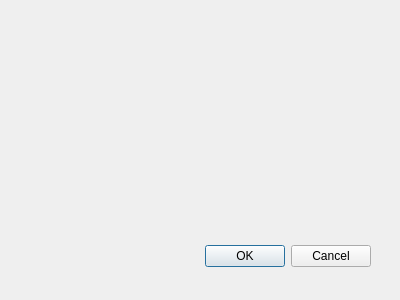
First picture: the form in msgdialog.ui, repository Maplestory1998/Xiangqi, before the edit.
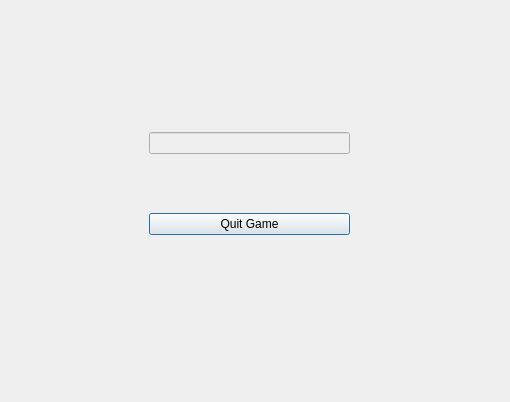
Second picture: the form after the edit.

Diff of the .ui file:
```diff
--- a/msgdialog.ui
+++ b/msgdialog.ui
@@ -8,28 +8,41 @@
    <rect>
     <x>0</x>
     <y>0</y>
-    <width>400</width>
-    <height>300</height>
+    <width>510</width>
+    <height>402</height>
    </rect>
   </property>
   <property name="windowTitle">
    <string>Dialog</string>
   </property>
-  <widget class="QDialogButtonBox" name="buttonBox">
+  <property name="modal">
+   <bool>false</bool>
+  </property>
+  <widget class="QWidget" name="verticalLayoutWidget">
    <property name="geometry">
     <rect>
-     <x>30</x>
-     <y>240</y>
-     <width>341</width>
-     <height>32</height>
+     <x>149</x>
+     <y>79</y>
+     <width>201</width>
+     <height>211</height>
     </rect>
    </property>
-   <property name="orientation">
-    <enum>Qt::Horizontal</enum>
-   </property>
-   <property name="standardButtons">
-    <set>QDialogButtonBox::Cancel|QDialogButtonBox::Ok</set>
-   </property>
+   <layout class="QVBoxLayout" name="verticalLayout">
+    <item>
+     <widget class="QLineEdit" name="lineEdit">
+      <property name="enabled">
+       <bool>false</bool>
+      </property>
+     </widget>
+    </item>
+    <item>
+     <widget class="QPushButton" name="quitGame">
+      <property name="text">
+       <string>Quit Game</string>
+      </property>
+     </widget>
+    </item>
+   </layout>
   </widget>
  </widget>
  <pixmapfunction/>
```
Left out of the diff: 40 changed lines with no effect on the pictures.
